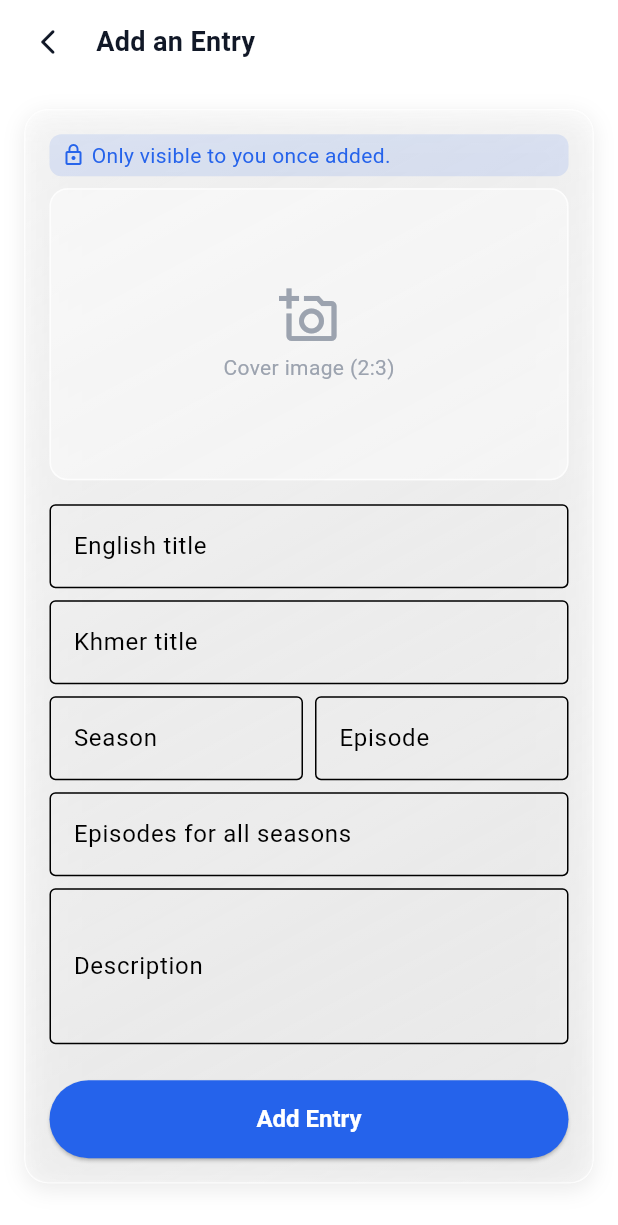
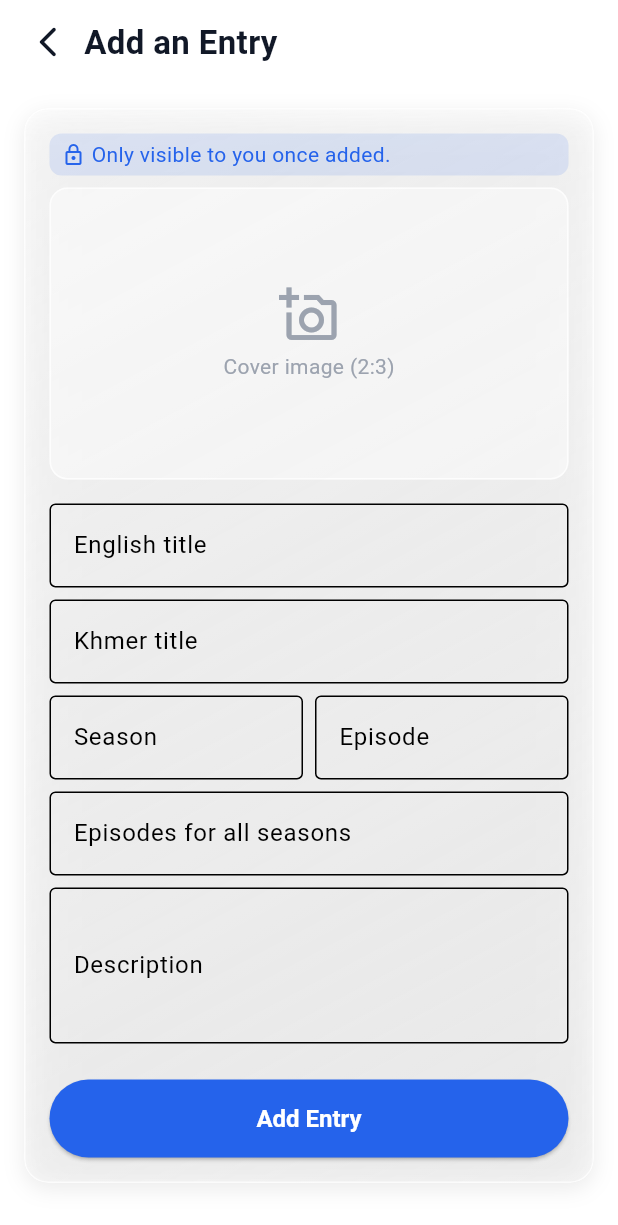
Before and after one commit to Chiboung/donghua_app, a Flutter app: the AddScreen screen opened by its route, on a phone screen of 412 x 824 dp. Shown: the top 1225 px of the screen. Run offline on Flutter 3.47's test engine with Material 3 defaults, Android fonts, the phone set to English and light mode, and no system bars; our stand-ins replace cloud_firestore, device_preview, firebase_auth, firebase_core, flutter_easyloading, google_sign_in and 1 more; missing offline and left inert: hydro_glass_nav_bar; accounts and stored records are empty; statements that could not run were skipped.

Commit message:
update project changes

```diff
--- a/lib/config/theme/app_dimensions.dart
+++ b/lib/config/theme/app_dimensions.dart
@@ -18,4 +18,8 @@ class AppDimensions {
   static const double buttonHeight = 52;
   static const double iconSize = 24;
   static const double avatarSize = 88;
+
+  // Glassmorphic properties (បន្ថែម ២ បន្ទាត់នេះ)
+  static const double glassBlur = 16.0;
+  static const double glassBorderWidth = 0.5;
 }
--- a/lib/config/widgets/glass_app_bar.dart
+++ b/lib/config/widgets/glass_app_bar.dart
@@ -1,66 +1,80 @@
 import 'dart:ui';
 import 'package:flutter/material.dart';
-import '../../../config/theme/app_colors.dart';
-import '../../../config/theme/app_dimensions.dart';
-import '../../../config/theme/app_text_styles.dart';
+import 'package:flutter/services.dart';
+import '../theme/app_colors.dart';
+import '../theme/app_dimensions.dart';
+import '../theme/app_text_styles.dart';
 
 class GlassAppBar extends StatelessWidget implements PreferredSizeWidget {
   final String title;
   final List<Widget>? actions;
+  final Widget? leading;
+  final bool automaticallyImplyLeading;
 
   const GlassAppBar({
     super.key,
     required this.title,
     this.actions,
+    this.leading,
+    this.automaticallyImplyLeading = true,
   });
 
   @override
   Widget build(BuildContext context) {
+    final topPadding = MediaQuery.of(context).padding.top;
     final canPop = Navigator.of(context).canPop();
-    final topPadding = MediaQuery.of(context).padding.top;
 
-    return ClipRect(
+    // បង្កើត Back Button ដោយស្វ័យប្រវត្តិ ប្រសិនបើអាច Pop ត្រឡប់ក្រោយបាន
+    Widget? effectiveLeading = leading;
+    if (effectiveLeading == null && automaticallyImplyLeading && canPop) {
+      effectiveLeading = IconButton(
+        icon: const Icon(Icons.arrow_back_ios_new_rounded),
+        color: AppColors.textPrimary(context),
+        onPressed: () => Navigator.of(context).pop(),
+      );
+    }
+
+    return AnnotatedRegion<SystemUiOverlayStyle>(
+      value: SystemUiOverlayStyle.light.copyWith(
+        statusBarColor: Colors.transparent,
+        statusBarIconBrightness: Brightness.light,
+        statusBarBrightness: Brightness.dark,
+      ),
+      child: ClipRect(
         child: BackdropFilter(
-        filter: ImageFilter.blur(sigmaX: 16, sigmaY: 16),
+          filter: ImageFilter.blur(
+            sigmaX: AppDimensions.glassBlur,
+            sigmaY: AppDimensions.glassBlur,
+          ),
           child: Container(
             padding: EdgeInsets.only(
               top: topPadding,
               left: AppDimensions.paddingS,
               right: AppDimensions.paddingS,
             ),
+            height: kToolbarHeight + topPadding,
             decoration: BoxDecoration(
               color: AppColors.glassFill(context),
               border: Border(
                 bottom: BorderSide(
                   color: AppColors.glassBorder(context),
-                width: 0.5,
+                  width: AppDimensions.glassBorderWidth,
                 ),
               ),
             ),
-          child: SizedBox(
-            height: kToolbarHeight,
             child: Row(
               children: [
-                if (canPop)
-                  IconButton(
-                    icon: const Icon(Icons.arrow_back_ios_new_rounded, size: 20),
-                    color: AppColors.onCanvas(context),
-                    onPressed: () => Navigator.of(context).pop(),
-                  ),
-                const SizedBox(width: 8),
+                if (effectiveLeading != null) effectiveLeading,
                 Expanded(
                   child: Text(
                     title,
-                    maxLines: 1,
+                    style: AppTextStyles.h2.copyWith(
+                      color: AppColors.textPrimary(context),
+                    ),
                     overflow: TextOverflow.ellipsis,
-                    style: AppTextStyles.h2.copyWith(
-                      fontWeight: FontWeight.bold,
-                      fontSize: 18,
-                      color: AppColors.onCanvas(context),
                   ),
                 ),
-                ),
-                if (actions != null) Row(children: actions!),
+                if (actions != null) ...actions!,
               ],
             ),
           ),
@@ -70,5 +84,5 @@ class GlassAppBar extends StatelessWidget implements PreferredSizeWidget {
   }
 
   @override
-  Size get preferredSize => const Size.fromHeight(kToolbarHeight);
+  Size get preferredSize => const Size.fromHeight(kToolbarHeight + 50);
 }
--- a/lib/main.dart
+++ b/lib/main.dart
@@ -1,8 +1,10 @@
 import 'package:device_preview/device_preview.dart';
+import 'package:firebase_core/firebase_core.dart';
 import 'package:flutter/foundation.dart';
 import 'package:flutter/material.dart';
-import 'package:firebase_core/firebase_core.dart';
+import 'package:flutter/services.dart'; // ថែម Import នេះ ដើម្បីប្រើ SystemChrome & SystemUiOverlayStyle
 import 'package:flutter_easyloading/flutter_easyloading.dart';
+
 import 'config/layouts/app_responsive_bound.dart';
 import 'config/theme/app_colors.dart';
 import 'config/theme/app_theme.dart';
@@ -12,12 +14,26 @@ import 'firebase_options.dart';
 
 void main() async {
   WidgetsFlutterBinding.ensureInitialized();
+
+  // កំណត់ Status Bar ឱ្យលូន Edge-to-Edge និងមាន Background Transparent
+  SystemChrome.setEnabledSystemUIMode(
+    SystemUiMode.edgeToEdge,
+  );
+
+  SystemChrome.setSystemUIOverlayStyle(
+    const SystemUiOverlayStyle(
+      statusBarColor: Colors.transparent,
+      statusBarIconBrightness: Brightness.light,
+      statusBarBrightness: Brightness.dark,
+    ),
+  );
+
   await Firebase.initializeApp(
     options: DefaultFirebaseOptions.currentPlatform,
   );
-  // Must run before runApp — EasyLoading.init() below wires the config
-  // into the widget tree on first frame, so it needs to already be set.
+
   loadingConfig();
+
   runApp(
     DevicePreview(
       enabled: !kReleaseMode,
@@ -49,23 +65,16 @@ class MyApp extends StatelessWidget {
   Widget build(BuildContext context) {
     return MaterialApp(
       scrollBehavior: const MaterialScrollBehavior().copyWith(
-    scrollbars: false,
-  ),
+        scrollbars: false,
+      ),
       debugShowCheckedModeBanner: false,
       useInheritedMediaQuery: true,
       locale: DevicePreview.locale(context),
       theme: AppTheme.lightTheme,
       darkTheme: AppTheme.darkTheme,
       themeMode: ThemeMode.system,
-      // AuthGate decides between the login flow and the tabbed shell
-      // based on Firebase auth state, instead of hardcoding either one.
       home: const AuthGate(),
       onGenerateRoute: AppRouter.onGenerateRoute,
-      // EasyLoading.init() must own this slot directly — wrapping its
-      // *result* in another builder (as opposed to composing through
-      // its own `builder` param) re-creates a new Host on every
-      // rebuild instead of reusing one, which is what throws "Bad
-      // state: EasyLoading supports one active Host".
       builder: EasyLoading.init(
         builder: (context, child) => AppResponsiveBound(child: child),
       ),
```
Also changed, not shown: 2 other files. Lines whose indentation alone changed are shown as unchanged.
